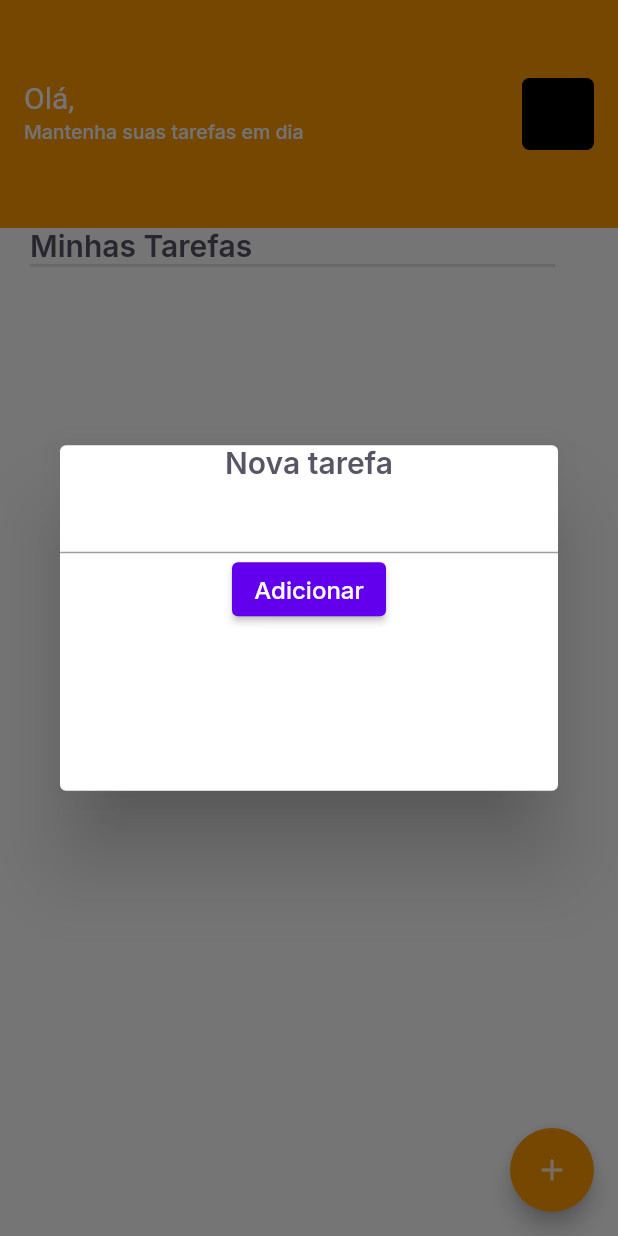
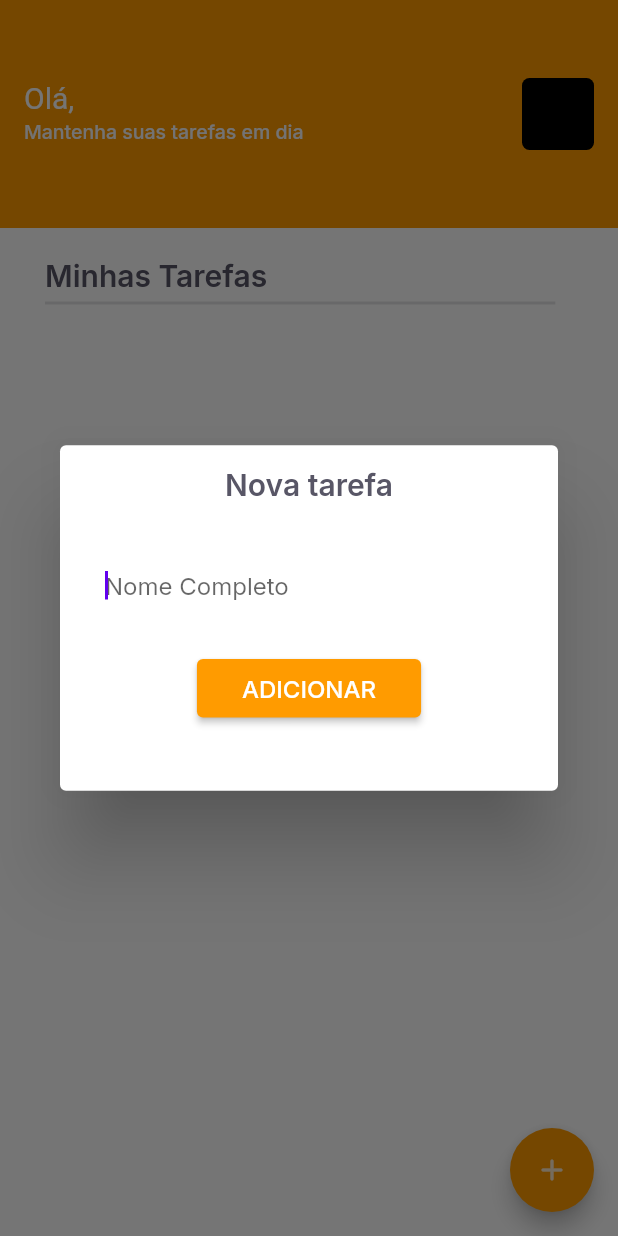
Before and after one commit to liviaaraujo-dev/devtodo, a Flutter app: the HomePage screen opened directly with empty values, after a tap on the "add" icon, on a phone screen of 412 x 824 dp. Run offline on Flutter 3.47's test engine with Material 2 defaults, Android fonts, the phone set to English and light mode, and no system bars; our stand-ins replace cloud_firestore, firebase_core, google_fonts, google_sign_in; accounts and stored records are empty; network calls fail.

Commit message:
correções

```diff
--- a/lib/main.dart
+++ b/lib/main.dart
@@ -5,7 +5,6 @@ import 'package:firebase_core/firebase_core.dart';
 import 'package:flutter/material.dart';
 import 'package:flutter/services.dart';
 import 'package:provider/provider.dart';
-
 import 'firebase_options.dart';
 
 Future main() async {
--- a/lib/modules/home/home_controller.dart
+++ /dev/null
@@ -1 +0,0 @@
-class HomeController {}
--- a/lib/modules/home/home_page.dart
+++ b/lib/modules/home/home_page.dart
@@ -1,6 +1,7 @@
 import 'package:cloud_firestore/cloud_firestore.dart';
 import 'package:devtodo/modules/home/components/assignment.dart';
 import 'package:flutter/material.dart';
+import 'package:google_fonts/google_fonts.dart';
 import 'package:uuid/uuid.dart';
 import '../../shared/theme/app_colors.dart';
 
@@ -97,8 +98,12 @@ class _HomePageState extends State<HomePage> {
           width: size.width * .85,
           child: Column(
             children: [
+              SizedBox(
+                height: 20,
+              ),
               Container(
                 alignment: Alignment.topLeft,
+                margin: const EdgeInsets.only(left: 10),
                 child: Text(
                   "Minhas Tarefas",
                   textAlign: TextAlign.left,
@@ -106,42 +111,21 @@ class _HomePageState extends State<HomePage> {
                 ),
               ),
               Container(
+                margin: const EdgeInsets.only(left: 10, top: 5),
                 height: 2,
                 width: size.width * .85,
                 color: Color(0xFFE3E3E5),
               ),
+              SizedBox(
+                height: 25,
+              ),
               listarTasks()
-              //  Builder(builder: BuildContext (context) {
-              //    tasks.map(
-              //       (e) => {Assignment(idUser: widget.idUser, title: e["title"])},
-              //     );
-              //  })
-              //listarTasks()
-              // Assignment(
-              //   idUser: widget.idUser,
-              //   title: ,
-              // )
             ],
           ),
         ),
       ),
       floatingActionButton: FloatingActionButton(
         onPressed: () {
-          // String idTask = Uuid().v1();
-          // firestore
-          //     .collection("users/${widget.idUser}/tasks")
-          //     .doc(idTask)
-          //     .set({"title": "estudar dart", "complete": true});
-
-          // FirebaseFirestore.instance
-          //     .collection('users/${widget.idUser}/tasks')
-          //     .get()
-          //     .then((QuerySnapshot querySnapshot) {
-          //   querySnapshot.docs.forEach((doc) {
-          //     print(doc.data());
-          //   });
-          // });
-
           showDialog(
               context: context,
               builder: (BuildContext conttext) {
@@ -150,14 +134,35 @@ class _HomePageState extends State<HomePage> {
                     height: screenHeight * .3,
                     child: Column(
                       children: [
-                        Text(
-                          "Nova tarefa",
-                          style: Theme.of(context).textTheme.headline3,
+                        Container(
+                          margin: EdgeInsets.only(top: 15),
+                          child: Text(
+                            "Nova tarefa",
+                            style: Theme.of(context).textTheme.headline3,
+                          ),
                         ),
-                        TextField(
-                          controller: _task,
-                        ),
+                        Container(
+                            margin: EdgeInsets.only(top: 30, bottom: 20),
+                            padding: EdgeInsets.only(left: 10, right: 10),
+                            //width: size.width * 0.5,
+                            child: TextFormField(
+                              textCapitalization: TextCapitalization.words,
+                              autofocus: true,
+                              controller: _task,
+                              decoration: InputDecoration(
+                                hintText: "Nome Completo",
+                                enabledBorder: InputBorder.none,
+                                contentPadding: EdgeInsetsDirectional.only(
+                                    start: 20, top: 15, bottom: 15),
+                                border: OutlineInputBorder(
+                                    borderSide: BorderSide.none),
+                              ),
+                            )),
                         ElevatedButton(
+                            style: ElevatedButton.styleFrom(
+                                padding: EdgeInsets.only(
+                                    left: 30, right: 30, top: 10, bottom: 10),
+                                backgroundColor: AppColors.laranja),
                             onPressed: () async {
                               print(_task.text);
                               String idTask = await Uuid().v1();
@@ -174,7 +179,12 @@ class _HomePageState extends State<HomePage> {
                               Navigator.pop(context);
                               await initA();
                             },
-                            child: Text("Adicionar"))
+                            child: Text(
+                              "ADICIONAR",
+                              style: GoogleFonts.inter(
+                                  color: Colors.white,
+                                  fontWeight: FontWeight.w500),
+                            ))
                       ],
                     ),
                   ),
--- a/lib/shared/provider/theme_provider.dart
+++ b/lib/shared/provider/theme_provider.dart
@@ -26,19 +26,30 @@ class MyThemes {
     scaffoldBackgroundColor: Colors.black,
     primaryColor: Colors.black,
     colorScheme: const ColorScheme.dark(),
-    iconTheme: IconThemeData(color: Colors.purple.shade200, opacity: 0.8),
+    iconTheme: IconThemeData(color: Colors.white, opacity: 0.8),
     textTheme: GoogleFonts.interTextTheme().copyWith(
       headline1: GoogleFonts.inter(
           textStyle: TextStyle(
               fontSize: 32, fontWeight: FontWeight.w600, color: Colors.white)),
+      headline2: GoogleFonts.lexendDeca(
+        fontSize: 20,
+        fontWeight: FontWeight.w400,
+        color: Colors.white,
+      ),
+      headline3: GoogleFonts.inter(
+          fontSize: 20, fontWeight: FontWeight.w600, color: Colors.white),
+      bodyText2: GoogleFonts.inter(
+          color: Colors.white, fontSize: 17, fontWeight: FontWeight.w600),
+      bodyText1: GoogleFonts.inter(color: Color(0xFFFAFAFC), fontSize: 13),
     ),
   );
 
   static final lightTheme = ThemeData(
     scaffoldBackgroundColor: Colors.white,
     primaryColor: Colors.white,
+    focusColor: AppColors.laranja,
     colorScheme: const ColorScheme.light(),
-    iconTheme: const IconThemeData(color: Colors.red, opacity: 0.8),
+    iconTheme: const IconThemeData(color: Colors.black, opacity: 0.8),
     textTheme: GoogleFonts.interTextTheme().copyWith(
         headline1: GoogleFonts.inter(
             textStyle: TextStyle(
```
Also changed, not shown: lib/modules/home/components/assignment.dart (+57 -36 lines).
